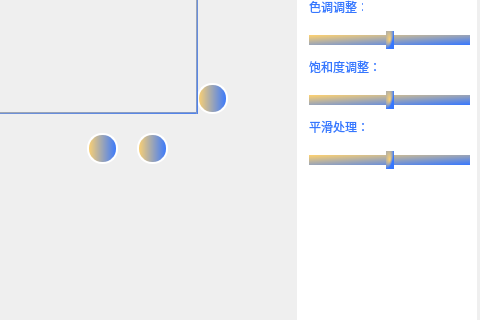
The window that qt_demo/mainwindow.ui (Signal-groupproject/digital_signal) describes before a commit, drawn with Qt 5; both pictures show x 653 to 1133 and y 337 to 657 of the 1133 by 752 pixel window.
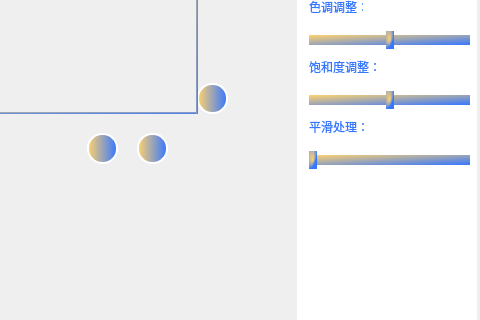
The same window after the commit. Icons and pictures are not drawn.

What changed in the file:
```diff
--- a/qt_demo/mainwindow.ui
+++ b/qt_demo/mainwindow.ui
@@ -1312,7 +1312,7 @@
 </string>
      </property>
      <property name="minimum">
-      <number>-100</number>
+      <number>0</number>
      </property>
      <property name="maximum">
       <number>100</number>
```
Left out of the diff: 40 changed lines with no effect on the pictures.
